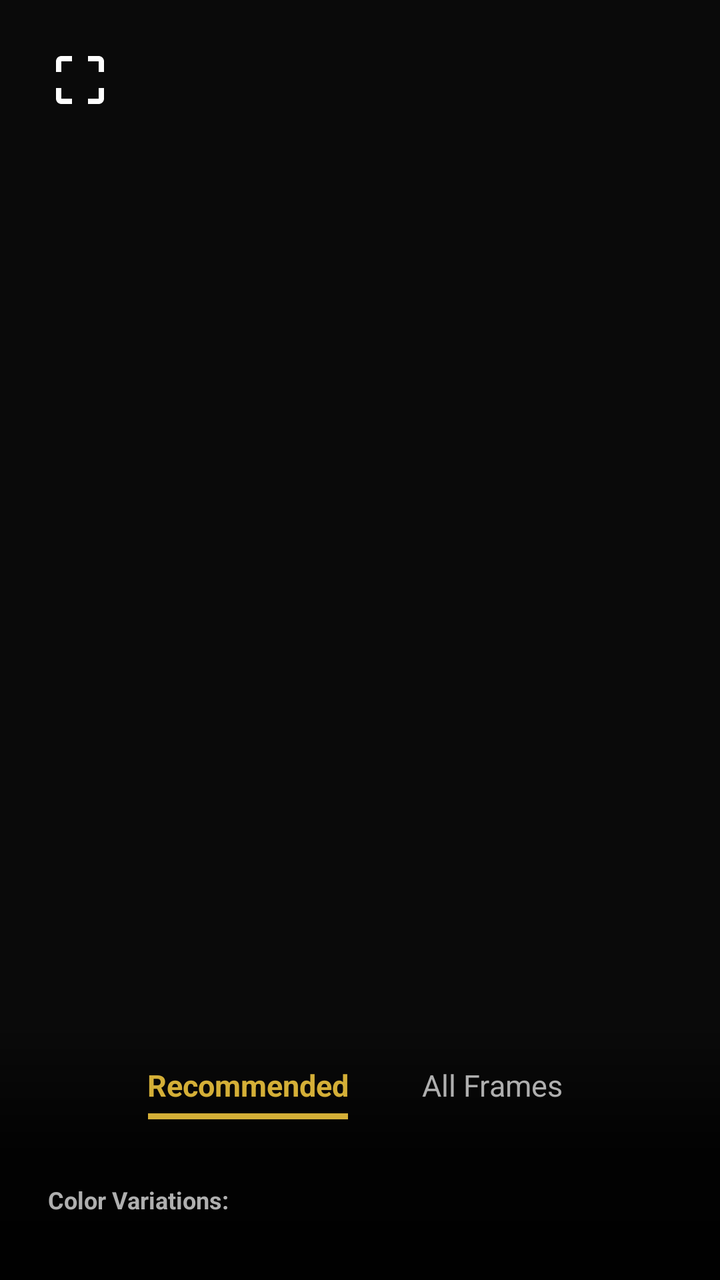
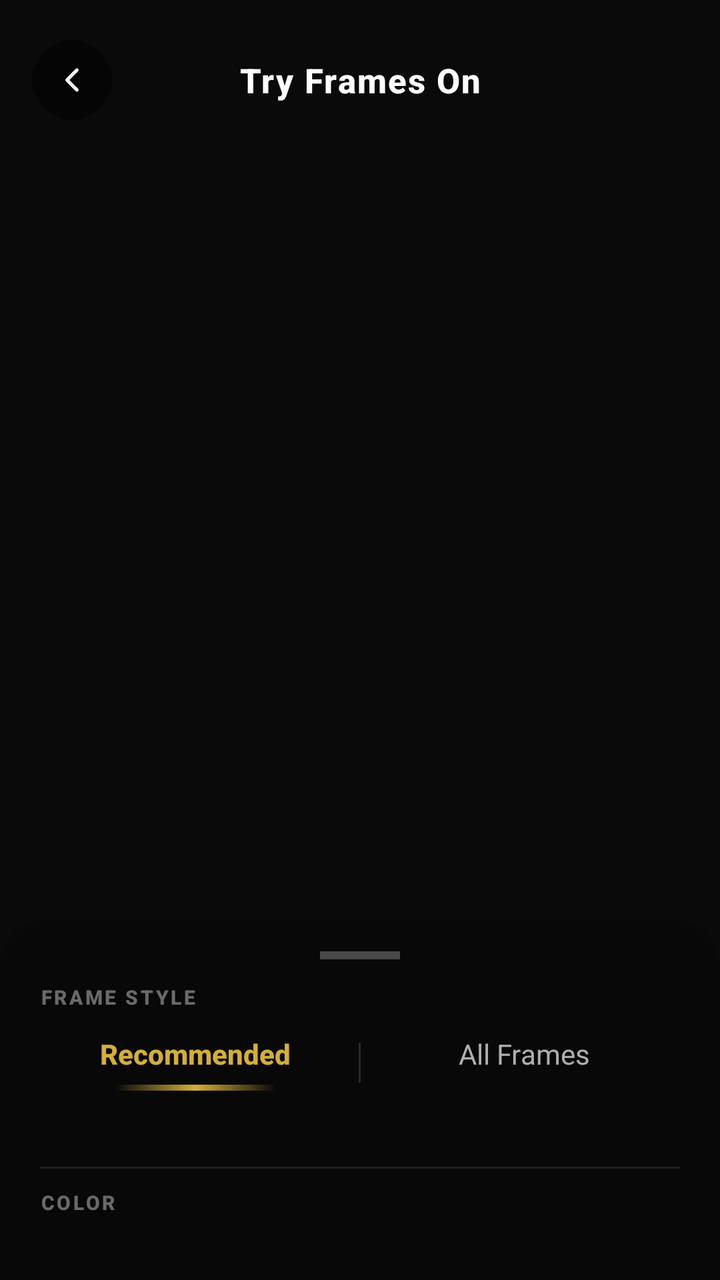

Two renders of the same Android screen: before a commit and after it. Below are the layout's source before the change and the commit's diff.
<!-- AndroidManifest.xml: application theme Theme.LensMatch -->
<!-- res/layout/activity_ar_overlay.xml -->
<?xml version="1.0" encoding="utf-8"?>
<FrameLayout xmlns:android="http://schemas.android.com/apk/res/android"
    xmlns:app="http://schemas.android.com/apk/res-auto"
    android:layout_width="match_parent"
    android:layout_height="match_parent"
    android:background="@android:color/transparent">

    
    <ImageView
        android:id="@+id/btn_back_unity_ar"
        android:layout_width="48dp"
        android:layout_height="48dp"
        android:layout_margin="16dp"
        android:padding="8dp"
        android:src="@drawable/ic_scan"
        app:tint="@android:color/white" />

    
    <LinearLayout
        android:layout_width="match_parent"
        android:layout_height="wrap_content"
        android:layout_gravity="bottom"
        android:background="@drawable/bg_bottom_gradient"
        android:orientation="vertical"
        android:paddingBottom="24dp"
        android:paddingTop="16dp">

        
        <LinearLayout
            android:layout_width="wrap_content"
            android:layout_height="wrap_content"
            android:layout_gravity="center_horizontal"
            android:orientation="horizontal">

            <LinearLayout
                android:id="@+id/tab_recommended_unity"
                android:layout_width="wrap_content"
                android:layout_height="wrap_content"
                android:gravity="center"
                android:orientation="vertical"
                android:paddingHorizontal="16dp"
                android:paddingVertical="8dp">

                <TextView
                    android:id="@+id/tv_tab_recommended_unity"
                    android:layout_width="wrap_content"
                    android:layout_height="wrap_content"
                    android:text="Recommended"
                    android:textColor="@color/accentGold"
                    android:textSize="15sp"
                    android:textStyle="bold" />

                <View
                    android:id="@+id/indicator_recommended_unity"
                    android:layout_width="100dp"
                    android:layout_height="3dp"
                    android:layout_marginTop="4dp"
                    android:background="@color/accentGold" />
            </LinearLayout>

            <LinearLayout
                android:id="@+id/tab_all_frames_unity"
                android:layout_width="wrap_content"
                android:layout_height="wrap_content"
                android:gravity="center"
                android:orientation="vertical"
                android:paddingHorizontal="16dp"
                android:paddingVertical="8dp">

                <TextView
                    android:id="@+id/tv_tab_all_frames_unity"
                    android:layout_width="wrap_content"
                    android:layout_height="wrap_content"
                    android:text="All Frames"
                    android:textColor="@color/textSecondary"
                    android:textSize="15sp" />

                <View
                    android:id="@+id/indicator_all_frames_unity"
                    android:layout_width="80dp"
                    android:layout_height="3dp"
                    android:layout_marginTop="4dp"
                    android:background="@android:color/transparent" />
            </LinearLayout>
        </LinearLayout>

        
        <HorizontalScrollView
            android:layout_width="match_parent"
            android:layout_height="wrap_content"
            android:layout_marginTop="12dp"
            android:scrollbars="none">

            <LinearLayout
                android:id="@+id/layout_frames_unity"
                android:layout_width="wrap_content"
                android:layout_height="wrap_content"
                android:orientation="horizontal"
                android:paddingHorizontal="16dp" />
        </HorizontalScrollView>

        
        <TextView
            android:layout_width="wrap_content"
            android:layout_height="wrap_content"
            android:layout_marginStart="24dp"
            android:layout_marginTop="12dp"
            android:text="Color Variations:"
            android:textColor="@color/textSecondary"
            android:textSize="12sp"
            android:textStyle="bold" />

        <HorizontalScrollView
            android:layout_width="match_parent"
            android:layout_height="wrap_content"
            android:layout_marginTop="8dp"
            android:scrollbars="none">

            <LinearLayout
                android:id="@+id/layout_colors_unity"
                android:layout_width="wrap_content"
                android:layout_height="wrap_content"
                android:orientation="horizontal"
                android:paddingHorizontal="24dp" />
        </HorizontalScrollView>
    </LinearLayout>

</FrameLayout>
<!-- resources referenced by this layout -->
<resources>
  <color name="accentGold">#D4AF37</color>
  <color name="textSecondary">#AFAFAF</color>
  <!-- drawable bg_bottom_gradient (drawable) -->
  <?xml version="1.0" encoding="utf-8"?>
  <shape xmlns:android="http://schemas.android.com/apk/res/android">
      <gradient
          android:angle="270"
          android:startColor="#00000000"
          android:centerColor="#CC000000"
          android:endColor="#FA000000" />
  </shape>
  <!-- drawable ic_scan (drawable) -->
  <vector xmlns:android="http://schemas.android.com/apk/res/android"
      android:width="24dp"
      android:height="24dp"
      android:viewportWidth="24"
      android:viewportHeight="24">
    <path
        android:fillColor="#FFFFFFFF"
        android:pathData="M3,5v4h2V5h4V3H5c-1.1,0 -2,0.9 -2,2zm2,10H3v4c0,1.1 0.9,2 2,2h4v-2H5v-4zm14,4h-4v2h4c1.1,0 2,-0.9 2,-2v-4h-2v4zm0,-14h-4V3h4c1.1,0 2,0.9 2,2v4h-2V5z"/>
  </vector>
  <style name="Theme.LensMatch" parent="Theme.MaterialComponents.DayNight.NoActionBar">
          <item name="colorPrimary">@color/accentGold</item>
          <item name="colorPrimaryVariant">@color/accentGold</item>
          <item name="colorOnPrimary">@color/bgCard</item>
          <item name="colorSecondary">@color/accentGold</item>
          <item name="colorSecondaryVariant">@color/accentGold</item>
          <item name="colorOnSecondary">@color/bgCard</item>
          <item name="android:statusBarColor">@color/bgPrimary</item>
          <item name="android:windowBackground">@color/bgPrimary</item>
          <item name="android:textColorPrimary">@color/textPrimary</item>
          <item name="android:textColorSecondary">@color/textSecondary</item>
          <item name="bottomNavigationStyle">@style/Widget.LensMatch.BottomNavigationView</item>
      </style>
  <color name="bgCard">#141414</color>
  <color name="bgPrimary">#0A0A0A</color>
  <color name="textPrimary">#F9F6EE</color>
  <style name="Widget.LensMatch.BottomNavigationView" parent="Widget.MaterialComponents.BottomNavigationView">
          <item name="backgroundTint">@color/bgCard</item>
          <item name="itemIconTint">@color/bottom_nav_color</item>
          <item name="itemTextColor">@color/bottom_nav_color</item>
          <item name="elevation">8dp</item>
      </style>
</resources>

<!-- the commit's change to res/layout/activity_ar_overlay.xml (unified diff, before → after) -->
@@ -6,39 +6,93 @@
     android:background="@android:color/transparent">
 
     
-    <ImageView
-        android:id="@+id/btn_back_unity_ar"
-        android:layout_width="48dp"
-        android:layout_height="48dp"
-        android:layout_margin="16dp"
-        android:padding="8dp"
-        android:src="@drawable/ic_scan"
-        app:tint="@android:color/white" />
+    <LinearLayout
+        android:layout_width="match_parent"
+        android:layout_height="wrap_content"
+        android:layout_gravity="top"
+        android:orientation="horizontal"
+        android:gravity="center_vertical"
+        android:paddingHorizontal="16dp"
+        android:paddingTop="20dp"
+        android:paddingBottom="12dp">
+
+        
+        <ImageView
+            android:id="@+id/btn_back_unity_ar"
+            android:layout_width="40dp"
+            android:layout_height="40dp"
+            android:background="@drawable/bg_ar_back_btn"
+            android:padding="10dp"
+            android:src="@drawable/ic_chevron_left" />
+
+        
+        <TextView
+            android:layout_width="0dp"
+            android:layout_height="wrap_content"
+            android:layout_weight="1"
+            android:gravity="center"
+            android:text="Try Frames On"
+            android:textColor="@color/white"
+            android:textSize="17sp"
+            android:textStyle="bold"
+            android:fontFamily="sans-serif-medium"
+            android:letterSpacing="0.04" />
+
+        
+        <View
+            android:layout_width="40dp"
+            android:layout_height="40dp" />
+
+    </LinearLayout>
 
     
     <LinearLayout
         android:layout_width="match_parent"
         android:layout_height="wrap_content"
         android:layout_gravity="bottom"
-        android:background="@drawable/bg_bottom_gradient"
+        android:background="@drawable/bg_ar_bottom_panel"
         android:orientation="vertical"
-        android:paddingBottom="24dp"
-        android:paddingTop="16dp">
+        android:paddingTop="8dp"
+        android:paddingBottom="32dp">
+
+        
+        <View
+            android:layout_width="40dp"
+            android:layout_height="4dp"
+            android:layout_gravity="center_horizontal"
+            android:layout_marginTop="8dp"
+            android:layout_marginBottom="12dp"
+            android:background="#44FFFFFF"
+            android:backgroundTint="@null" />
+
+        
+        <TextView
+            android:layout_width="wrap_content"
+            android:layout_height="wrap_content"
+            android:layout_marginStart="20dp"
+            android:layout_marginBottom="4dp"
+            android:text="FRAME STYLE"
+            android:textColor="#66FFFFFF"
+            android:textSize="10sp"
+            android:textStyle="bold"
+            android:letterSpacing="0.12"
+            android:fontFamily="sans-serif-medium" />
 
         
         <LinearLayout
-            android:layout_width="wrap_content"
-            android:layout_height="wrap_content"
-            android:layout_gravity="center_horizontal"
-            android:orientation="horizontal">
-
+            android:layout_width="match_parent"
+            android:layout_height="wrap_content"
+            android:orientation="horizontal"
+            android:paddingHorizontal="16dp">
+
+            
             <LinearLayout
                 android:id="@+id/tab_recommended_unity"
-                android:layout_width="wrap_content"
-                android:layout_height="wrap_content"
+                android:layout_width="0dp"
+                android:layout_height="wrap_content"
+                android:layout_weight="1"
                 android:gravity="center"
                 android:orientation="vertical"
-                android:paddingHorizontal="16dp"
                 android:paddingVertical="8dp">
 
                 <TextView
@@ -47,24 +101,33 @@
                     android:layout_height="wrap_content"
                     android:text="Recommended"
                     android:textColor="@color/accentGold"
-                    android:textSize="15sp"
-                    android:textStyle="bold" />
+                    android:textSize="14sp"
+                    android:textStyle="bold"
+                    android:fontFamily="sans-serif-medium" />
 
                 <View
                     android:id="@+id/indicator_recommended_unity"
-                    android:layout_width="100dp"
+                    android:layout_width="80dp"
                     android:layout_height="3dp"
-                    android:layout_marginTop="4dp"
-                    android:background="@color/accentGold" />
+                    android:layout_marginTop="6dp"
+                    android:background="@drawable/bg_tab_indicator_gold" />
             </LinearLayout>
 
+            
+            <View
+                android:layout_width="1dp"
+                android:layout_height="20dp"
+                android:layout_gravity="center_vertical"
+                android:background="#22FFFFFF" />
+
+            
             <LinearLayout
                 android:id="@+id/tab_all_frames_unity"
-                android:layout_width="wrap_content"
-                android:layout_height="wrap_content"
+                android:layout_width="0dp"
+                android:layout_height="wrap_content"
+                android:layout_weight="1"
                 android:gravity="center"
                 android:orientation="vertical"
-                android:paddingHorizontal="16dp"
                 android:paddingVertical="8dp">
 
                 <TextView
@@ -73,14 +136,15 @@
                     android:layout_height="wrap_content"
                     android:text="All Frames"
                     android:textColor="@color/textSecondary"
-                    android:textSize="15sp" />
+                    android:textSize="14sp"
+                    android:fontFamily="sans-serif" />
 
                 <View
                     android:id="@+id/indicator_all_frames_unity"
                     android:layout_width="80dp"
                     android:layout_height="3dp"
-                    android:layout_marginTop="4dp"
-                    android:background="@android:color/transparent" />
+                    android:layout_marginTop="6dp"
+                    android:background="@color/transparent" />
             </LinearLayout>
         </LinearLayout>
 
@@ -88,41 +152,101 @@
         <HorizontalScrollView
             android:layout_width="match_parent"
             android:layout_height="wrap_content"
-            android:layout_marginTop="12dp"
-            android:scrollbars="none">
+            android:layout_marginTop="10dp"
+            android:scrollbars="none"
+            android:fadingEdgeLength="24dp"
+            android:requiresFadingEdge="horizontal">
 
             <LinearLayout
                 android:id="@+id/layout_frames_unity"
                 android:layout_width="wrap_content"
                 android:layout_height="wrap_content"
                 android:orientation="horizontal"
-                android:paddingHorizontal="16dp" />
+                android:paddingHorizontal="20dp"
+                android:paddingVertical="4dp" />
         </HorizontalScrollView>
 
         
-        <TextView
+        <View
+            android:layout_width="match_parent"
+            android:layout_height="1dp"
+            android:layout_marginHorizontal="20dp"
+            android:layout_marginTop="12dp"
+            android:layout_marginBottom="10dp"
+            android:background="#1AFFFFFF" />
+
+        
+        <LinearLayout
+            android:layout_width="match_parent"
+            android:layout_height="wrap_content"
+            android:orientation="horizontal"
+            android:gravity="center_vertical"
+            android:paddingHorizontal="20dp">
+
+            <TextView
+                android:layout_width="wrap_content"
+                android:layout_height="wrap_content"
+                android:text="COLOR"
+                android:textColor="#66FFFFFF"
+                android:textSize="10sp"
+                android:textStyle="bold"
+                android:letterSpacing="0.12"
+                android:fontFamily="sans-serif-medium"
+                android:layout_marginEnd="12dp" />
+
+            <HorizontalScrollView
+                android:layout_width="0dp"
+                android:layout_height="wrap_content"
+                android:layout_weight="1"
+                android:scrollbars="none"
+                android:fadingEdgeLength="16dp"
+                android:requiresFadingEdge="horizontal">
+
+                <LinearLayout
+                    android:id="@+id/layout_colors_unity"
+                    android:layout_width="wrap_content"
+                    android:layout_height="wrap_content"
+                    android:orientation="horizontal"
+                    android:paddingVertical="4dp" />
+            </HorizontalScrollView>
+        </LinearLayout>
+
+    </LinearLayout>
+
+    
+    
+    <FrameLayout
+        android:id="@+id/unity_loading_overlay"
+        android:layout_width="match_parent"
+        android:layout_height="match_parent"
+        android:background="#CC000000"
+        android:visibility="gone">
+
+        <LinearLayout
             android:layout_width="wrap_content"
             android:layout_height="wrap_content"
-            android:layout_marginStart="24dp"
-            android:layout_marginTop="12dp"
-            android:text="Color Variations:"
-            android:textColor="@color/textSecondary"
-            android:textSize="12sp"
-            android:textStyle="bold" />
-
-        <HorizontalScrollView
-            android:layout_width="match_parent"
-            android:layout_height="wrap_content"
-            android:layout_marginTop="8dp"
-            android:scrollbars="none">
-
-            <LinearLayout
-                android:id="@+id/layout_colors_unity"
+            android:layout_gravity="center"
+            android:gravity="center"
+            android:orientation="vertical">
+
+            <ProgressBar
+                android:layout_width="52dp"
+                android:layout_height="52dp"
+                android:indeterminateTint="#D4AF37"
+                style="?android:attr/progressBarStyle" />
+
+            <TextView
                 android:layout_width="wrap_content"
                 android:layout_height="wrap_content"
-                android:orientation="horizontal"
-                android:paddingHorizontal="24dp" />
-        </HorizontalScrollView>
-    </LinearLayout>
+                android:layout_marginTop="14dp"
+                android:text="Loading AR..."
+                android:textColor="#CCFFFFFF"
+                android:textSize="14sp"
+                android:letterSpacing="0.06"
+                android:fontFamily="sans-serif-medium" />
+
+        </LinearLayout>
+
+    </FrameLayout>
 
 </FrameLayout>
<!-- resource entries referenced after the edit -->
@@ -2,24 +2,47 @@
 <resources>
   <color name="accentGold">#D4AF37</color>
   <color name="textSecondary">#AFAFAF</color>
-  <!-- drawable bg_bottom_gradient (drawable) -->
+  <color name="transparent">#00000000</color>
+  <color name="white">#FFFFFF</color>
+  <!-- drawable bg_ar_back_btn (drawable) -->
   <?xml version="1.0" encoding="utf-8"?>
-  <shape xmlns:android="http://schemas.android.com/apk/res/android">
+  <shape xmlns:android="http://schemas.android.com/apk/res/android"
+      android:shape="oval">
+      <solid android:color="#80000000" />
+  </shape>
+  <!-- drawable bg_ar_bottom_panel (drawable) -->
+  <?xml version="1.0" encoding="utf-8"?>
+  <shape xmlns:android="http://schemas.android.com/apk/res/android"
+      android:shape="rectangle">
+      <solid android:color="#E6080808" />
+      <corners
+          android:topLeftRadius="24dp"
+          android:topRightRadius="24dp" />
+  </shape>
+  <!-- drawable bg_tab_indicator_gold (drawable) -->
+  <?xml version="1.0" encoding="utf-8"?>
+  <shape xmlns:android="http://schemas.android.com/apk/res/android"
+      android:shape="rectangle">
       <gradient
-          android:angle="270"
-          android:startColor="#00000000"
-          android:centerColor="#CC000000"
-          android:endColor="#FA000000" />
+          android:angle="0"
+          android:startColor="#00D4AF37"
+          android:centerColor="#FFD4AF37"
+          android:endColor="#00D4AF37" />
+      <corners android:radius="2dp" />
   </shape>
-  <!-- drawable ic_scan (drawable) -->
+  <!-- drawable ic_chevron_left (drawable) -->
+  <?xml version="1.0" encoding="utf-8"?>
   <vector xmlns:android="http://schemas.android.com/apk/res/android"
       android:width="24dp"
       android:height="24dp"
       android:viewportWidth="24"
       android:viewportHeight="24">
-    <path
-        android:fillColor="#FFFFFFFF"
-        android:pathData="M3,5v4h2V5h4V3H5c-1.1,0 -2,0.9 -2,2zm2,10H3v4c0,1.1 0.9,2 2,2h4v-2H5v-4zm14,4h-4v2h4c1.1,0 2,-0.9 2,-2v-4h-2v4zm0,-14h-4V3h4c1.1,0 2,0.9 2,2v4h-2V5z"/>
+      <path
+          android:strokeColor="#FFFFFF"
+          android:strokeWidth="2"
+          android:strokeLineCap="round"
+          android:strokeLineJoin="round"
+          android:pathData="M15,18L9,12L15,6"/>
   </vector>
   <style name="Theme.LensMatch" parent="Theme.MaterialComponents.DayNight.NoActionBar">
           <item name="colorPrimary">@color/accentGold</item>
